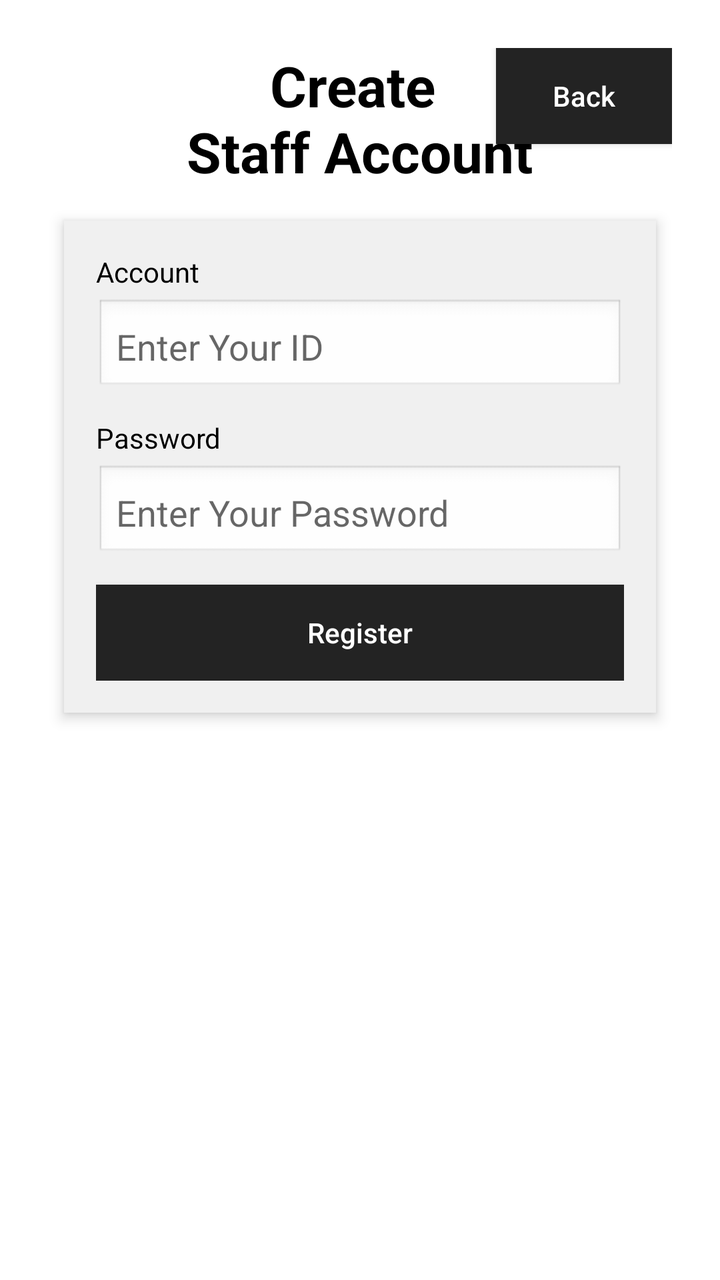
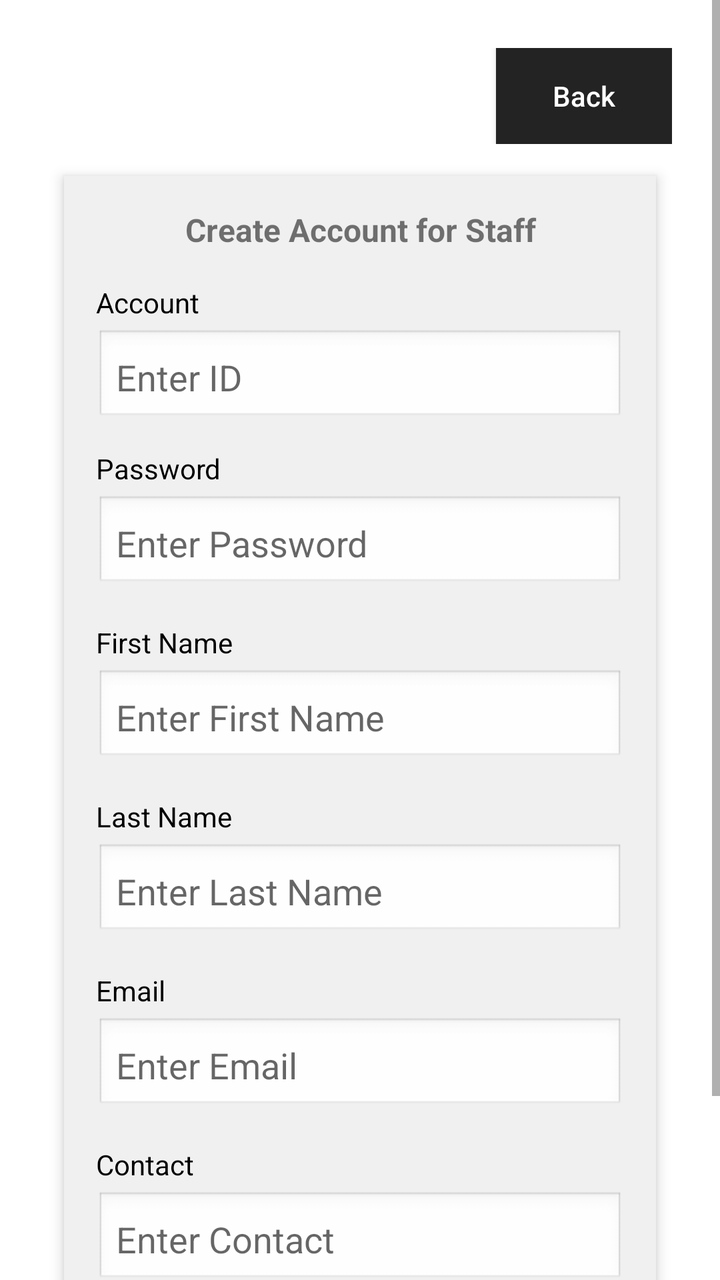

An Android layout rendered at two revisions. The XML below is the earlier revision; the diff shows what the commit changed to produce the second picture.
<!-- AndroidManifest.xml: application theme Theme.SECW2 -->
<!-- res/layout/activity_staff_create_account.xml -->
<?xml version="1.0" encoding="utf-8"?>
<ScrollView xmlns:android="http://schemas.android.com/apk/res/android"
    android:layout_width="match_parent"
    android:layout_height="match_parent"
    android:background="@android:color/white"
    android:fillViewport="true">

    <LinearLayout
        android:layout_width="match_parent"
        android:layout_height="wrap_content"
        android:gravity="center_horizontal"
        android:orientation="vertical"
        android:padding="24dp">

        <RelativeLayout
            android:layout_width="match_parent"
            android:layout_height="wrap_content"
            android:layout_marginBottom="16dp">

            <TextView
                android:id="@+id/tvCreateTitle"
                android:layout_width="wrap_content"
                android:layout_height="wrap_content"
                android:layout_centerHorizontal="true"
                android:gravity="center"
                android:text="Create \nStaff Account"
                android:textColor="@android:color/black"
                android:textSize="28sp"
                android:textStyle="bold" />

            <Button
                android:id="@+id/btnBack"
                android:layout_width="wrap_content"
                android:layout_height="wrap_content"
                android:layout_alignParentEnd="true"
                android:background="#232323"
                android:text="Back"
                android:textAllCaps="false"
                android:textColor="@android:color/white" />
        </RelativeLayout>

        <LinearLayout
            android:layout_width="match_parent"
            android:layout_height="wrap_content"
            android:layout_marginHorizontal="8dp"
            android:background="#F0F0F0"
            android:clipToOutline="true"
            android:elevation="4dp"
            android:orientation="vertical"
            android:padding="16dp">

            <TextView
                android:layout_width="wrap_content"
                android:layout_height="wrap_content"
                android:layout_marginBottom="4dp"
                android:text="Account"
                android:textColor="@android:color/black" />

            <EditText
                android:id="@+id/etAccount"
                android:layout_width="match_parent"
                android:layout_height="wrap_content"
                android:layout_marginBottom="12dp"
                android:background="@android:drawable/edit_text"
                android:hint="Enter Your ID"
                android:inputType="textEmailAddress"
                android:padding="10dp" />

            <TextView
                android:layout_width="wrap_content"
                android:layout_height="wrap_content"
                android:layout_marginBottom="4dp"
                android:text="Password"
                android:textColor="@android:color/black" />

            <EditText
                android:id="@+id/etPassword"
                android:layout_width="match_parent"
                android:layout_height="wrap_content"
                android:layout_marginBottom="12dp"
                android:background="@android:drawable/edit_text"
                android:hint="Enter Your Password"
                android:inputType="textPassword"
                android:padding="10dp" />

            <Button
                android:id="@+id/btnRegister"
                android:layout_width="match_parent"
                android:layout_height="wrap_content"
                android:background="#232323"
                android:text="Register"
                android:textAllCaps="false"
                android:textColor="@android:color/white" />
        </LinearLayout>
    </LinearLayout>
</ScrollView>
<!-- resources referenced by this layout -->
<resources>
  <style name="Theme.SECW2" parent="Theme.MaterialComponents.DayNight.NoActionBar">
          
          <item name="colorPrimary">@color/green</item>
          <item name="colorPrimaryVariant">@color/lightgreen</item>
          <item name="colorOnPrimary">@color/white</item>
          
          <item name="colorSecondary">@color/green</item>
          <item name="colorSecondaryVariant">@color/lightgreen</item>
          <item name="colorOnSecondary">@color/black</item>
  
          <item name="android:statusBarColor">?attr/colorSurface</item>
          <item name="android:navigationBarColor">?attr/colorSurface</item>
      </style>
  <color name="green">#4B964B</color>
  <color name="lightgreen">#FF6200EE</color>
  <color name="white">#FFFFFFFF</color>
  <color name="black">#FF000000</color>
</resources>

<!-- the commit's change to res/layout/activity_staff_create_account.xml (unified diff, before → after) -->
@@ -16,17 +16,6 @@
             android:layout_width="match_parent"
             android:layout_height="wrap_content"
             android:layout_marginBottom="16dp">
-
-            <TextView
-                android:id="@+id/tvCreateTitle"
-                android:layout_width="wrap_content"
-                android:layout_height="wrap_content"
-                android:layout_centerHorizontal="true"
-                android:gravity="center"
-                android:text="Create \nStaff Account"
-                android:textColor="@android:color/black"
-                android:textSize="28sp"
-                android:textStyle="bold" />
 
             <Button
                 android:id="@+id/btnBack"
@@ -50,6 +39,15 @@
             android:padding="16dp">
 
             <TextView
+                android:layout_width="match_parent"
+                android:layout_height="wrap_content"
+                android:layout_marginBottom="16dp"
+                android:gravity="center"
+                android:text="Create Account for Staff"
+                android:textSize="16sp"
+                android:textStyle="bold" />
+
+            <TextView
                 android:layout_width="wrap_content"
                 android:layout_height="wrap_content"
                 android:layout_marginBottom="4dp"
@@ -57,13 +55,13 @@
                 android:textColor="@android:color/black" />
 
             <EditText
-                android:id="@+id/etAccount"
+                android:id="@+id/etID"
                 android:layout_width="match_parent"
                 android:layout_height="wrap_content"
                 android:layout_marginBottom="12dp"
                 android:background="@android:drawable/edit_text"
-                android:hint="Enter Your ID"
-                android:inputType="textEmailAddress"
+                android:hint="Enter ID"
+                android:inputType="text"
                 android:padding="10dp" />
 
             <TextView
@@ -77,10 +75,78 @@
                 android:id="@+id/etPassword"
                 android:layout_width="match_parent"
                 android:layout_height="wrap_content"
-                android:layout_marginBottom="12dp"
+                android:layout_marginBottom="16dp"
                 android:background="@android:drawable/edit_text"
-                android:hint="Enter Your Password"
+                android:hint="Enter Password"
                 android:inputType="textPassword"
+                android:padding="10dp" />
+
+            <TextView
+                android:layout_width="wrap_content"
+                android:layout_height="wrap_content"
+                android:layout_marginBottom="4dp"
+                android:text="First Name"
+                android:textColor="@android:color/black" />
+
+            <EditText
+                android:id="@+id/etFirstname"
+                android:layout_width="match_parent"
+                android:layout_height="wrap_content"
+                android:layout_marginBottom="16dp"
+                android:background="@android:drawable/edit_text"
+                android:hint="Enter First Name"
+                android:inputType="text"
+                android:padding="10dp" />
+
+            <TextView
+                android:layout_width="wrap_content"
+                android:layout_height="wrap_content"
+                android:layout_marginBottom="4dp"
+                android:text="Last Name"
+                android:textColor="@android:color/black" />
+
+            <EditText
+                android:id="@+id/etLastname"
+                android:layout_width="match_parent"
+                android:layout_height="wrap_content"
+                android:layout_marginBottom="16dp"
+                android:background="@android:drawable/edit_text"
+                android:hint="Enter Last Name"
+                android:inputType="text"
+                android:padding="10dp" />
+
+            <TextView
+                android:layout_width="wrap_content"
+                android:layout_height="wrap_content"
+                android:layout_marginBottom="4dp"
+                android:text="Email"
+                android:textColor="@android:color/black" />
+
+            <EditText
+                android:id="@+id/etEmail"
+                android:layout_width="match_parent"
+                android:layout_height="wrap_content"
+                android:layout_marginBottom="16dp"
+                android:background="@android:drawable/edit_text"
+                android:hint="Enter Email"
+                android:inputType="textEmailAddress"
+                android:padding="10dp" />
+
+            <TextView
+                android:layout_width="wrap_content"
+                android:layout_height="wrap_content"
+                android:layout_marginBottom="4dp"
+                android:text="Contact"
+                android:textColor="@android:color/black" />
+
+            <EditText
+                android:id="@+id/etContact"
+                android:layout_width="match_parent"
+                android:layout_height="wrap_content"
+                android:layout_marginBottom="16dp"
+                android:background="@android:drawable/edit_text"
+                android:hint="Enter Contact"
+                android:inputType="number"
                 android:padding="10dp" />
 
             <Button
@@ -88,7 +154,7 @@
                 android:layout_width="match_parent"
                 android:layout_height="wrap_content"
                 android:background="#232323"
-                android:text="Register"
+                android:text="Create Account"
                 android:textAllCaps="false"
                 android:textColor="@android:color/white" />
         </LinearLayout>
